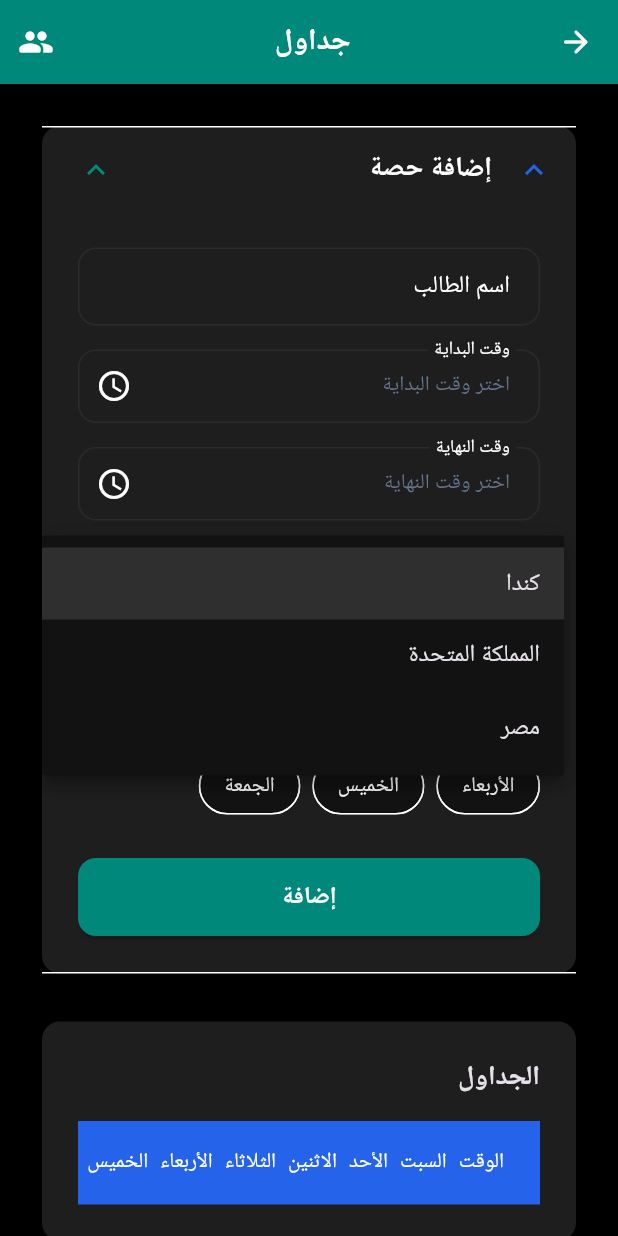
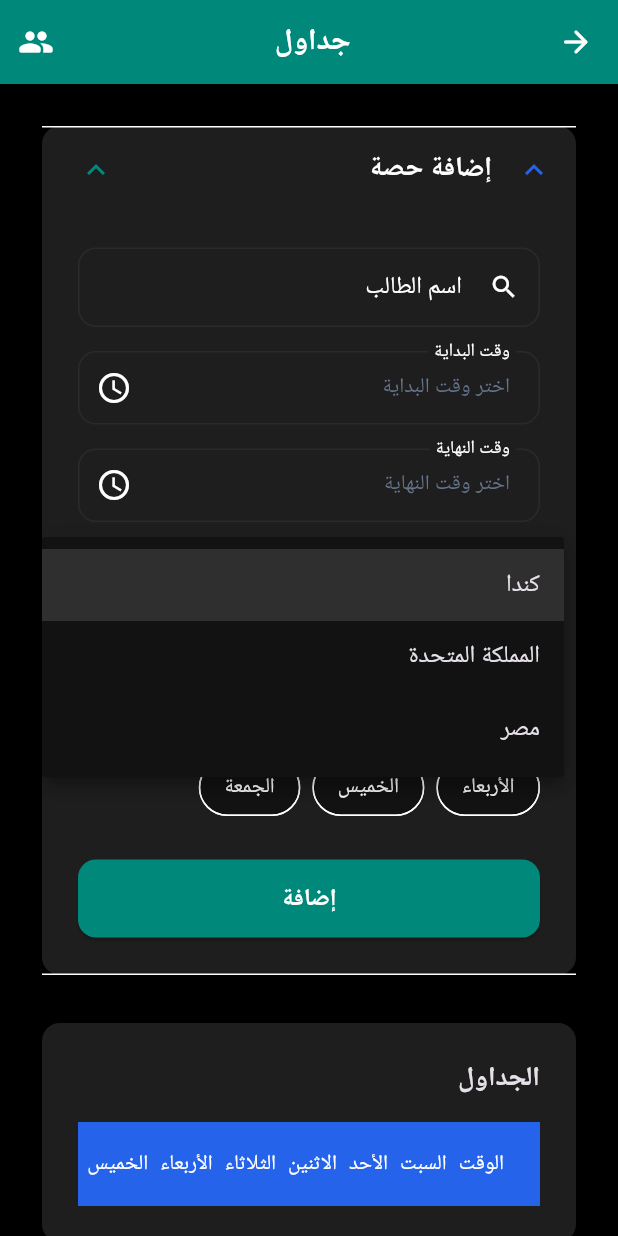
Before and after one commit to Technest-Tech/almajd-whatsapp-api, a Flutter app: the TeacherTimetablePage screen opened directly with empty values, after a tap on "إضافة حصة", after a tap on "البلد", on a phone screen of 412 x 824 dp. Run offline on Flutter 3.47's test engine with Material 3 defaults, Android fonts, the phone set to English and light mode, and no system bars; our stand-ins replace audioplayers, cached_network_image, cookie_jar, country_picker, cross_file, dio and 19 more; missing offline and left inert: dart_pusher_channels, record; accounts and stored records are empty; network calls fail; Roboto replaces fonts that are missing (Cairo).

```diff
--- a/mobile/lib/features/calendar/presentation/pages/teacher_timetable_page.dart
+++ b/mobile/lib/features/calendar/presentation/pages/teacher_timetable_page.dart
@@ -9,6 +9,9 @@ import '../bloc/calendar_state.dart';
 import '../../data/models/calendar_teacher_timetable_model.dart';
 import '../../data/models/calendar_event_model.dart';
 import 'teacher_students_page.dart';
+import '../../../../core/di/injection.dart';
+import '../../../students/presentation/bloc/student_list_bloc.dart';
+import '../../../students/data/models/student_model.dart';
 
 class TeacherTimetablePage extends StatefulWidget {
   final int teacherId;
@@ -34,6 +37,8 @@ class _TeacherTimetablePageState extends State<TeacherTimetablePage> {
   bool _isSubmitting = false;
   bool _isFormExpanded = false; // Form collapsed by default
 
+  late final StudentListBloc _studentListBloc;
+
   final List<String> _days = [
     'Saturday',
     'Sunday',
@@ -48,6 +53,7 @@ class _TeacherTimetablePageState extends State<TeacherTimetablePage> {
 
   @override
   void dispose() {
+    _studentListBloc.close();
     _studentNameController.dispose();
     super.dispose();
   }
@@ -187,6 +193,7 @@ class _TeacherTimetablePageState extends State<TeacherTimetablePage> {
   @override
   void initState() {
     super.initState();
+    _studentListBloc = getIt<StudentListBloc>()..add(const StudentListFetchRequested());
     // Load timetables for this teacher
     WidgetsBinding.instance.addPostFrameCallback((_) {
       if (mounted) {
@@ -347,17 +354,65 @@ class _TeacherTimetablePageState extends State<TeacherTimetablePage> {
                           child: Column(
                             crossAxisAlignment: CrossAxisAlignment.stretch,
                             children: [
-                              TextFormField(
-                                controller: _studentNameController,
-                                decoration: const InputDecoration(
-                                  labelText: 'اسم الطالب',
-                                  border: OutlineInputBorder(),
-                                ),
-                                validator: (value) {
-                                  if (value == null || value.isEmpty) {
-                                    return 'يرجى إدخال اسم الطالب';
+                              BlocBuilder<StudentListBloc, StudentListState>(
+                                bloc: _studentListBloc,
+                                builder: (context, state) {
+                                  List<StudentModel> students = [];
+                                  if (state is StudentListLoaded) {
+                                    students = state.students;
                                   }
-                                  return null;
+                                  return Autocomplete<StudentModel>(
+                                    displayStringForOption: (option) => option.name,
+                                    optionsBuilder: (textEditingValue) {
+                                      if (textEditingValue.text.isEmpty) {
+                                        return students;
+                                      }
+                                      final query = textEditingValue.text.toLowerCase();
+                                      return students.where((student) =>
+                                          student.name.toLowerCase().contains(query));
+                                    },
+                                    onSelected: (selection) {
+                                      _studentNameController.text = selection.name;
+                                    },
+                                    fieldViewBuilder: (context, controller, focusNode, onFieldSubmitted) {
+                                      // Sync the global controller when user types
+                                      controller.addListener(() {
+                                        if (_studentNameController.text != controller.text) {
+                                          _studentNameController.text = controller.text;
+                                        }
+                                      });
+
+                                      // Pre-fill controller if _studentNameController already has text (e.g. on rebuilds)
+                                      if (controller.text.isEmpty && _studentNameController.text.isNotEmpty) {
+                                          controller.text = _studentNameController.text;
+                                      }
+
+                                      return TextFormField(
+                                        controller: controller,
+                                        focusNode: focusNode,
+                                        decoration: InputDecoration(
+                                          labelText: 'اسم الطالب',
+                                          hintText: state is! StudentListLoaded ? 'جاري التحميل...' : 'ابحث عن طالب...',
+                                          prefixIcon: const Icon(Icons.search, size: 20),
+                                          suffixIcon: controller.text.isNotEmpty ? IconButton(
+                                            icon: const Icon(Icons.clear, size: 18),
+                                            onPressed: () {
+                                              controller.clear();
+                                              _studentNameController.clear();
+                                            },
+                                          ) : null,
+                                          border: const OutlineInputBorder(),
+                                        ),
+                                        validator: (value) {
+                                          if (_studentNameController.text.isEmpty && (value == null || value.isEmpty)) {
+                                            return 'يرجى إدخال اسم الطالب';
+                                          }
+                                          return null;
+                                        },
+                                        onFieldSubmitted: (_) => onFieldSubmitted(),
+                                      );
+                                    },
+                                  );
                                 },
                               ),
                               const SizedBox(height: AppSizes.spaceMd),
```
Also changed, not shown: mobile/lib/features/calendar/presentation/pages/calendar_home_page.dart (+8 -4 lines), mobile/lib/features/calendar/presentation/pages/calendar_teachers_page.dart (+10 -0 lines), mobile/lib/features/calendar/presentation/pages/exceptional_classes_page.dart (+10 -0 lines), mobile/lib/features/calendar/presentation/pages/reminders_page.dart (+10 -0 lines), mobile/lib/features/calendar/presentation/pages/student_stops_page.dart (+10 -0 lines).
